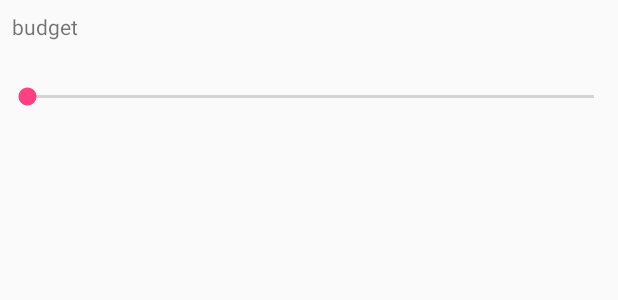
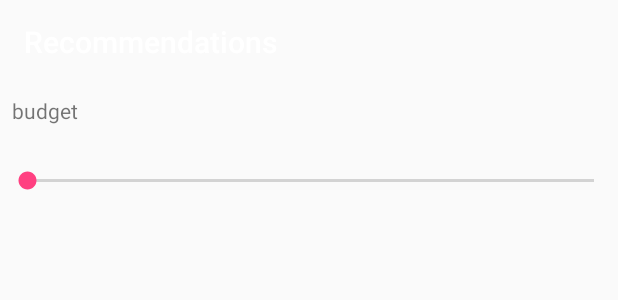
Before and after one commit to NadaAhmedAbdelKader/GraduationProject, an Android app: the layout activity_recommendations.xml on its own in the app's theme, with its tools: preview values and no code run, on a phone screen of 412 x 824 dp. Shown: the top 300 px of the screen. Run offline under Robolectric (Android 15) with nearby library versions, the phone set to English and light mode, and no system bars.

Commit message:
recommendations bar

```diff
--- a/app/src/main/AndroidManifest.xml
+++ b/app/src/main/AndroidManifest.xml
@@ -31,7 +31,7 @@
         <activity
             android:name=".RecommendationsActivity"
             android:label="@string/recommendations"
-            android:theme="@style/AppTheme">
+            android:theme="@style/AppTheme.NoActionBar">
 
         </activity>
     </application>
--- a/app/src/main/res/layout/activity_recommendations.xml
+++ b/app/src/main/res/layout/activity_recommendations.xml
@@ -1,10 +1,23 @@
 <LinearLayout xmlns:android="http://schemas.android.com/apk/res/android"
+    xmlns:app="http://schemas.android.com/apk/res-auto"
     xmlns:tools="http://schemas.android.com/tools"
     android:layout_width="match_parent"
     android:layout_height="match_parent"
+    android:fitsSystemWindows="true"
     android:orientation="vertical"
     tools:context="com.switchak.switchak.RecommendationsActivity">
 
+    <android.support.v7.widget.Toolbar
+        android:id="@+id/toolbar"
+        android:layout_width="match_parent"
+        android:layout_height="?android:attr/actionBarSize"
+        app:layout_scrollFlags="scroll|enterAlways"
+        app:popupTheme="@style/AppTheme.PopupOverlay"
+
+        app:title="Recommendations"
+        app:titleTextColor="#FFF">
+
+    </android.support.v7.widget.Toolbar>
 
     <TextView
         android:id="@+id/textView"
```
